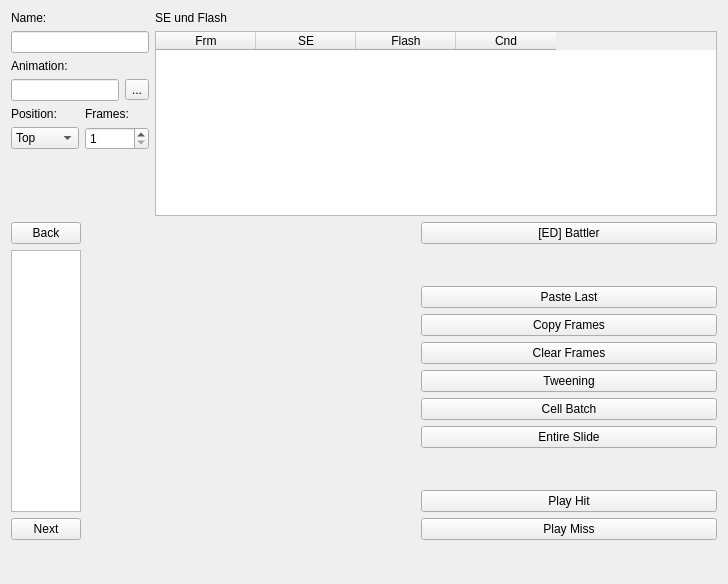
Before: the Qt Designer form editors/animations/editanimations.ui in jowin202/YaRXP, drawn with Qt 5.
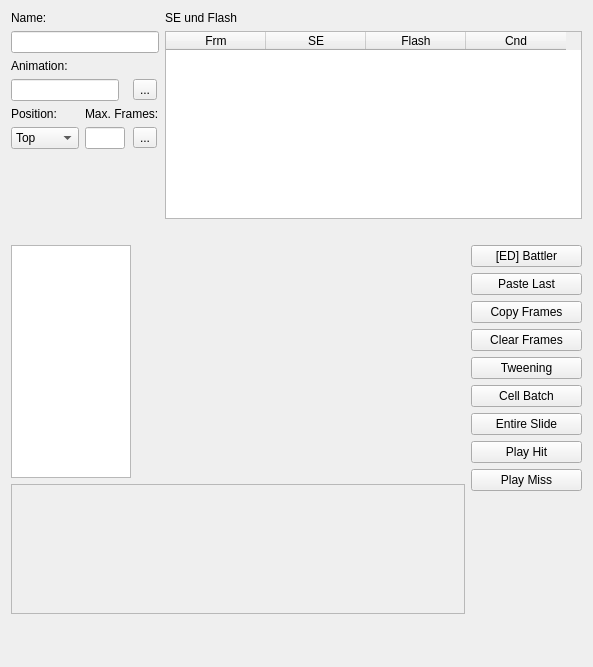
After: the same form once the commit is applied. Custom widgets are drawn as their Qt base class.

Commit message: DataEditor completely restructured, Animations work half

```diff
--- a/editors/animations/editanimations.ui
+++ b/editors/animations/editanimations.ui
@@ -6,241 +6,69 @@
    <rect>
     <x>0</x>
     <y>0</y>
-    <width>728</width>
-    <height>584</height>
+    <width>593</width>
+    <height>667</height>
    </rect>
   </property>
   <property name="windowTitle">
    <string>Form</string>
   </property>
   <layout class="QGridLayout" name="gridLayout_3">
-   <item row="1" column="0" colspan="2">
-    <layout class="QHBoxLayout" name="horizontalLayout_2">
-     <item>
-      <layout class="QVBoxLayout" name="verticalLayout">
-       <item>
-        <widget class="QPushButton" name="button_back">
-         <property name="maximumSize">
-          <size>
-           <width>70</width>
-           <height>16777215</height>
-          </size>
-         </property>
-         <property name="text">
-          <string>Back</string>
-         </property>
-        </widget>
-       </item>
-       <item>
-        <widget class="QListWidget" name="listWidget">
-         <property name="sizePolicy">
-          <sizepolicy hsizetype="Minimum" vsizetype="Expanding">
-           <horstretch>0</horstretch>
-           <verstretch>0</verstretch>
-          </sizepolicy>
-         </property>
-         <property name="minimumSize">
-          <size>
-           <width>50</width>
-           <height>0</height>
-          </size>
-         </property>
-         <property name="maximumSize">
-          <size>
-           <width>70</width>
-           <height>16777215</height>
-          </size>
-         </property>
-        </widget>
-       </item>
-       <item>
-        <widget class="QPushButton" name="button_next">
-         <property name="maximumSize">
-          <size>
-           <width>70</width>
-           <height>16777215</height>
-          </size>
-         </property>
-         <property name="text">
-          <string>Next</string>
-         </property>
-        </widget>
-       </item>
-      </layout>
-     </item>
-     <item>
-      <widget class="QLabel" name="label_6">
-       <property name="minimumSize">
-        <size>
-         <width>328</width>
-         <height>233</height>
-        </size>
-       </property>
-       <property name="maximumSize">
-        <size>
-         <width>328</width>
-         <height>233</height>
-        </size>
-       </property>
-       <property name="text">
-        <string/>
-       </property>
-      </widget>
-     </item>
-     <item>
-      <layout class="QVBoxLayout" name="verticalLayout_2">
-       <item>
-        <widget class="QPushButton" name="pushButton_3">
-         <property name="text">
-          <string>[ED] Battler</string>
-         </property>
-        </widget>
-       </item>
-       <item>
-        <spacer name="verticalSpacer_2">
-         <property name="orientation">
-          <enum>Qt::Vertical</enum>
-         </property>
-         <property name="sizeHint" stdset="0">
-          <size>
-           <width>20</width>
-           <height>40</height>
-          </size>
-         </property>
-        </spacer>
-       </item>
-       <item>
-        <widget class="QPushButton" name="pushButton_4">
-         <property name="text">
-          <string>Paste Last</string>
-         </property>
-        </widget>
-       </item>
-       <item>
-        <widget class="QPushButton" name="pushButton_7">
-         <property name="text">
-          <string>Copy Frames</string>
-         </property>
-        </widget>
-       </item>
-       <item>
-        <widget class="QPushButton" name="pushButton_9">
-         <property name="text">
-          <string>Clear Frames</string>
-         </property>
-        </widget>
-       </item>
-       <item>
-        <widget class="QPushButton" name="pushButton_8">
-         <property name="text">
-          <string>Tweening</string>
-         </property>
-        </widget>
-       </item>
-       <item>
-        <widget class="QPushButton" name="pushButton_6">
-         <property name="text">
-          <string>Cell Batch</string>
-         </property>
-        </widget>
-       </item>
-       <item>
-        <widget class="QPushButton" name="pushButton_5">
-         <property name="text">
-          <string>Entire Slide</string>
-         </property>
-        </widget>
-       </item>
-       <item>
-        <spacer name="verticalSpacer_3">
-         <property name="orientation">
-          <enum>Qt::Vertical</enum>
-         </property>
-         <property name="sizeHint" stdset="0">
-          <size>
-           <width>20</width>
-           <height>40</height>
-          </size>
-         </property>
-        </spacer>
-       </item>
-       <item>
-        <widget class="QPushButton" name="pushButton_10">
-         <property name="text">
-          <string>Play Hit</string>
-         </property>
-        </widget>
-       </item>
-       <item>
-        <widget class="QPushButton" name="pushButton_11">
-         <property name="text">
-          <string>Play Miss</string>
-         </property>
-        </widget>
-       </item>
-      </layout>
-     </item>
-    </layout>
-   </item>
    <item row="0" column="0">
     <layout class="QGridLayout" name="gridLayout">
-     <item row="5" column="0">
-      <widget class="QLabel" name="label_3">
-       <property name="text">
-        <string>Position:</string>
+     <item row="7" column="0">
+      <spacer name="verticalSpacer">
+       <property name="orientation">
+        <enum>Qt::Vertical</enum>
        </property>
-      </widget>
-     </item>
-     <item row="1" column="0" colspan="3">
-      <widget class="QLineEdit" name="line_name"/>
-     </item>
-     <item row="3" column="0" colspan="2">
-      <widget class="QLineEdit" name="line_animation">
-       <property name="readOnly">
-        <bool>true</bool>
+       <property name="sizeHint" stdset="0">
+        <size>
+         <width>20</width>
+         <height>40</height>
+        </size>
        </property>
-      </widget>
-     </item>
-     <item row="3" column="2">
-      <widget class="QToolButton" name="button_animation">
-       <property name="text">
-        <string>...</string>
-       </property>
-      </widget>
-     </item>
-     <item row="0" column="0" colspan="3">
-      <widget class="QLabel" name="label">
-       <property name="text">
-        <string>Name:</string>
-       </property>
-      </widget>
-     </item>
-     <item row="5" column="1" colspan="2">
-      <widget class="QLabel" name="label_4">
-       <property name="text">
-        <string>Frames:</string>
-       </property>
-      </widget>
-     </item>
-     <item row="6" column="1" colspan="2">
-      <widget class="QSpinBox" name="spin_frames">
-       <property name="minimum">
-        <number>1</number>
-       </property>
-       <property name="maximum">
-        <number>200</number>
-       </property>
-      </widget>
+      </spacer>
      </item>
      <item row="2" column="0" colspan="3">
       <widget class="QLabel" name="label_2">
+       <property name="sizePolicy">
+        <sizepolicy hsizetype="Fixed" vsizetype="Preferred">
+         <horstretch>0</horstretch>
+         <verstretch>0</verstretch>
+        </sizepolicy>
+       </property>
        <property name="text">
         <string>Animation:</string>
        </property>
       </widget>
      </item>
+     <item row="6" column="1">
+      <widget class="QLineEdit" name="line_max_frames">
+       <property name="sizePolicy">
+        <sizepolicy hsizetype="Fixed" vsizetype="Fixed">
+         <horstretch>0</horstretch>
+         <verstretch>0</verstretch>
+        </sizepolicy>
+       </property>
+       <property name="maximumSize">
+        <size>
+         <width>40</width>
+         <height>16777215</height>
+        </size>
+       </property>
+       <property name="readOnly">
+        <bool>true</bool>
+       </property>
+      </widget>
+     </item>
      <item row="6" column="0">
       <widget class="QComboBox" name="combo_pos">
+       <property name="sizePolicy">
+        <sizepolicy hsizetype="Fixed" vsizetype="Fixed">
+         <horstretch>0</horstretch>
+         <verstretch>0</verstretch>
+        </sizepolicy>
+       </property>
        <item>
         <property name="text">
          <string>Top</string>
@@ -263,31 +91,87 @@
        </item>
       </widget>
      </item>
-     <item row="7" column="0">
-      <spacer name="verticalSpacer">
-       <property name="orientation">
-        <enum>Qt::Vertical</enum>
+     <item row="3" column="2">
+      <widget class="QToolButton" name="button_animation">
+       <property name="text">
+        <string>...</string>
        </property>
-       <property name="sizeHint" stdset="0">
-        <size>
-         <width>20</width>
-         <height>40</height>
-        </size>
+      </widget>
+     </item>
+     <item row="1" column="0" colspan="3">
+      <widget class="QLineEdit" name="line_name">
+       <property name="sizePolicy">
+        <sizepolicy hsizetype="Preferred" vsizetype="Fixed">
+         <horstretch>0</horstretch>
+         <verstretch>0</verstretch>
+        </sizepolicy>
        </property>
-      </spacer>
+      </widget>
+     </item>
+     <item row="3" column="0" colspan="2">
+      <widget class="QLineEdit" name="line_animation">
+       <property name="sizePolicy">
+        <sizepolicy hsizetype="Fixed" vsizetype="Fixed">
+         <horstretch>0</horstretch>
+         <verstretch>0</verstretch>
+        </sizepolicy>
+       </property>
+       <property name="readOnly">
+        <bool>true</bool>
+       </property>
+      </widget>
+     </item>
+     <item row="0" column="0" colspan="3">
+      <widget class="QLabel" name="label">
+       <property name="sizePolicy">
+        <sizepolicy hsizetype="Fixed" vsizetype="Preferred">
+         <horstretch>0</horstretch>
+         <verstretch>0</verstretch>
+        </sizepolicy>
+       </property>
+       <property name="text">
+        <string>Name:</string>
+       </property>
+      </widget>
+     </item>
+     <item row="6" column="2">
+      <widget class="QToolButton" name="button_set_frames">
+       <property name="text">
+        <string>...</string>
+       </property>
+      </widget>
+     </item>
+     <item row="5" column="0">
+      <widget class="QLabel" name="label_3">
+       <property name="sizePolicy">
+        <sizepolicy hsizetype="Fixed" vsizetype="Preferred">
+         <horstretch>0</horstretch>
+         <verstretch>0</verstretch>
+        </sizepolicy>
+       </property>
+       <property name="text">
+        <string>Position:</string>
+       </property>
+      </widget>
+     </item>
+     <item row="5" column="1" colspan="2">
+      <widget class="QLabel" name="label_4">
+       <property name="sizePolicy">
+        <sizepolicy hsizetype="Fixed" vsizetype="Preferred">
+         <horstretch>0</horstretch>
+         <verstretch>0</verstretch>
+        </sizepolicy>
+       </property>
+       <property name="text">
+        <string>Max. Frames:</string>
+       </property>
+      </widget>
      </item>
     </layout>
    </item>
-   <item row="0" column="1">
+   <item row="0" column="1" colspan="2">
     <layout class="QGridLayout" name="gridLayout_2">
-     <item row="0" column="0">
-      <widget class="QLabel" name="label_5">
-       <property name="text">
-        <string>SE und Flash</string>
-       </property>
-      </widget>
-     </item>
-     <item row="1" column="0">
+     <item row="1" column="1">
       <widget class="QTableWidget" name="tableWidget">
        <column>
         <property name="text">
@@ -311,10 +195,110 @@
        </column>
       </widget>
      </item>
+     <item row="0" column="1">
+      <widget class="QLabel" name="label_5">
+       <property name="text">
+        <string>SE und Flash</string>
+       </property>
+      </widget>
+     </item>
+     <item row="2" column="1">
+      <spacer name="horizontalSpacer">
+       <property name="orientation">
+        <enum>Qt::Horizontal</enum>
+       </property>
+       <property name="sizeHint" stdset="0">
+        <size>
+         <width>40</width>
+         <height>20</height>
+        </size>
+       </property>
+      </spacer>
+     </item>
     </layout>
    </item>
-   <item row="2" column="0">
-    <spacer name="verticalSpacer_4">
+   <item row="1" column="2" rowspan="3">
+    <layout class="QGridLayout" name="gridLayout_4">
+     <item row="4" column="1">
+      <widget class="QPushButton" name="pushButton_8">
+       <property name="text">
+        <string>Tweening</string>
+       </property>
+      </widget>
+     </item>
+     <item row="3" column="1">
+      <widget class="QPushButton" name="pushButton_9">
+       <property name="text">
+        <string>Clear Frames</string>
+       </property>
+      </widget>
+     </item>
+     <item row="5" column="1">
+      <widget class="QPushButton" name="pushButton_6">
+       <property name="text">
+        <string>Cell Batch</string>
+       </property>
+      </widget>
+     </item>
+     <item row="8" column="1">
+      <widget class="QPushButton" name="pushButton_11">
+       <property name="text">
+        <string>Play Miss</string>
+       </property>
+      </widget>
+     </item>
+     <item row="7" column="1">
+      <widget class="QPushButton" name="pushButton_10">
+       <property name="text">
+        <string>Play Hit</string>
+       </property>
+      </widget>
+     </item>
+     <item row="2" column="1">
+      <widget class="QPushButton" name="pushButton_7">
+       <property name="text">
+        <string>Copy Frames</string>
+       </property>
+      </widget>
+     </item>
+     <item row="1" column="1">
+      <widget class="QPushButton" name="pushButton_4">
+       <property name="text">
+        <string>Paste Last</string>
+       </property>
+      </widget>
+     </item>
+     <item row="6" column="1">
+      <widget class="QPushButton" name="pushButton_5">
+       <property name="text">
+        <string>Entire Slide</string>
+       </property>
+      </widget>
+     </item>
+     <item row="0" column="1">
+      <widget class="QPushButton" name="pushButton_3">
+       <property name="text">
+        <string>[ED] Battler</string>
+       </property>
+      </widget>
+     </item>
+     <item row="9" column="1">
+      <spacer name="verticalSpacer_3">
+       <property name="orientation">
+        <enum>Qt::Vertical</enum>
+       </property>
+       <property name="sizeHint" stdset="0">
+        <size>
+         <width>20</width>
+         <height>40</height>
+        </size>
+       </property>
+      </spacer>
+     </item>
+    </layout>
+   </item>
+   <item row="3" column="0">
+    <spacer name="verticalSpacer_2">
      <property name="orientation">
       <enum>Qt::Vertical</enum>
      </property>
@@ -326,8 +310,112 @@
      </property>
     </spacer>
    </item>
+   <item row="1" column="0" colspan="2">
+    <layout class="QGridLayout" name="gridLayout_5">
+     <item row="0" column="1">
+      <widget class="AnimationLabel" name="animation_label">
+       <property name="minimumSize">
+        <size>
+         <width>328</width>
+         <height>233</height>
+        </size>
+       </property>
+       <property name="maximumSize">
+        <size>
+         <width>328</width>
+         <height>233</height>
+        </size>
+       </property>
+       <property name="text">
+        <string/>
+       </property>
+       <property name="alignment">
+        <set>Qt::AlignLeading|Qt::AlignLeft|Qt::AlignTop</set>
+       </property>
+      </widget>
+     </item>
+     <item row="0" column="0">
+      <widget class="QListWidget" name="frame_list">
+       <property name="sizePolicy">
+        <sizepolicy hsizetype="Fixed" vsizetype="Expanding">
+         <horstretch>0</horstretch>
+         <verstretch>0</verstretch>
+        </sizepolicy>
+       </property>
+       <property name="maximumSize">
+        <size>
+         <width>120</width>
+         <height>16777215</height>
+        </size>
+       </property>
+      </widget>
+     </item>
+    </layout>
+   </item>
+   <item row="2" column="0" colspan="2">
+    <widget class="QScrollArea" name="scrollArea">
+     <property name="minimumSize">
+      <size>
+       <width>0</width>
+       <height>130</height>
+      </size>
+     </property>
+     <property name="maximumSize">
+      <size>
+       <width>16777215</width>
+       <height>130</height>
+      </size>
+     </property>
+     <property name="widgetResizable">
+      <bool>true</bool>
+     </property>
+     <widget class="QWidget" name="scrollAreaWidgetContents">
+      <property name="geometry">
+       <rect>
+        <x>0</x>
+        <y>0</y>
+        <width>452</width>
+        <height>126</height>
+       </rect>
+      </property>
+      <layout class="QGridLayout" name="gridLayout_6">
+       <item row="0" column="0">
+        <widget class="AnimationGraphicPreview" name="graphic_preview_label">
+         <property name="minimumSize">
+          <size>
+           <width>0</width>
+           <height>96</height>
+          </size>
+         </property>
+         <property name="maximumSize">
+          <size>
+           <width>16777215</width>
+           <height>96</height>
+          </size>
+         </property>
+         <property name="text">
+          <string/>
+         </property>
+        </widget>
+       </item>
+      </layout>
+     </widget>
+    </widget>
+   </item>
   </layout>
  </widget>
+ <customwidgets>
+  <customwidget>
+   <class>AnimationLabel</class>
+   <extends>QLabel</extends>
+   <header>editors/animations/animationlabel.h</header>
+  </customwidget>
+  <customwidget>
+   <class>AnimationGraphicPreview</class>
+   <extends>QLabel</extends>
+   <header>editors/animations/animationgraphicpreview.h</header>
+  </customwidget>
+ </customwidgets>
  <resources/>
  <connections/>
 </ui>
```
The commit also changes 19 other files.
